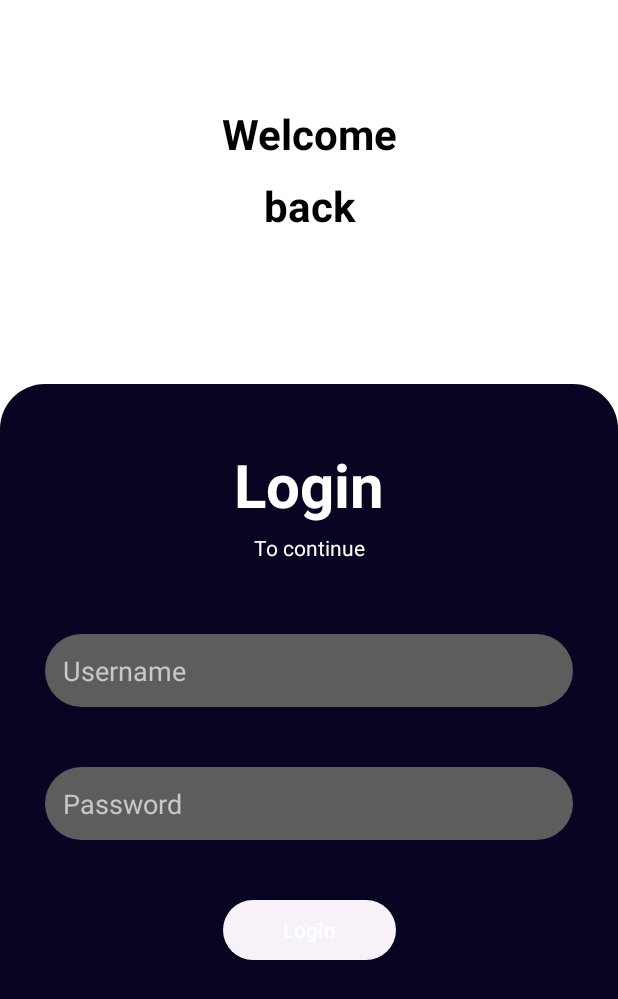
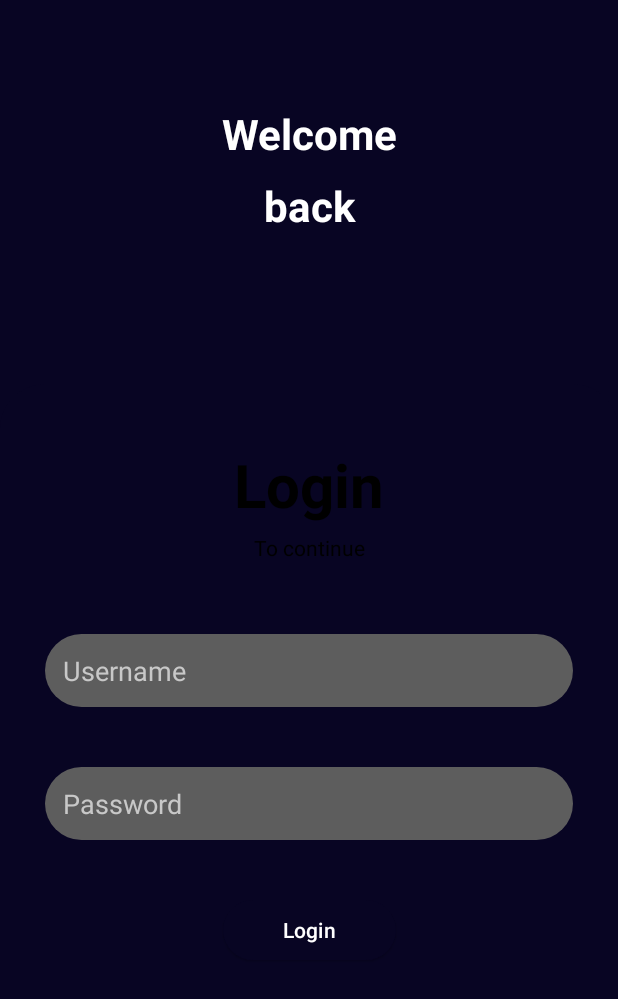
Before and after one commit to 23Mandla/MedicationTracker, an Android app: the screen it shows after launch (Login), on a phone screen of 412 x 824 dp. Shown: the top 999 px of the screen. Run offline under Robolectric (Android 15) with nearby library versions, the phone set to English and light mode, and no system bars; our stand-ins replace data binding.

Commit message:
Updated activity login UI

```diff
--- a/app/src/main/res/layout/activity_login.xml
+++ b/app/src/main/res/layout/activity_login.xml
@@ -12,7 +12,7 @@
     </data>
 
     <androidx.constraintlayout.widget.ConstraintLayout
-        android:background="@color/white"
+        android:background="@color/navy"
         android:id="@+id/main"
         android:layout_width="match_parent"
         android:layout_height="match_parent"
@@ -26,7 +26,7 @@
             android:textSize="28sp"
             android:textStyle="bold"
             android:gravity="center"
-            android:textColor="#000000"
+            android:textColor="@color/white"
             android:layout_marginTop="70dp"
             app:layout_constraintTop_toTopOf="parent"
             app:layout_constraintBottom_toTopOf="@+id/backText"
@@ -43,7 +43,7 @@
             android:textSize="28sp"
             android:textStyle="bold"
             android:gravity="center"
-            android:textColor="#000000"
+            android:textColor="@color/white"
             app:layout_constraintTop_toBottomOf="@+id/welcomeText"
             app:layout_constraintBottom_toTopOf="@+id/bottomLayout"
             app:layout_constraintStart_toStartOf="parent"
@@ -69,7 +69,7 @@
                 android:layout_height="wrap_content"
                 android:layout_marginTop="40dp"
                 android:text="Login"
-                android:textColor="@color/white"
+                android:textColor="@color/black"
                 android:textSize="40sp"
                 android:textStyle="bold"
                 app:layout_constraintEnd_toEndOf="parent"
@@ -83,7 +83,7 @@
                 android:layout_marginTop="5dp"
                 android:text="To continue"
                 android:textSize="14sp"
-                android:textColor="@color/white"
+                android:textColor="@color/black"
                 app:layout_constraintEnd_toEndOf="parent"
                 app:layout_constraintStart_toStartOf="parent"
                 app:layout_constraintTop_toBottomOf="@id/loginTitle" />
@@ -126,6 +126,7 @@
                 android:layout_width="wrap_content"
                 android:layout_height="wrap_content"
                 android:layout_marginTop="36dp"
+                android:backgroundTint="@color/navy"
                 android:text="Login"
                 android:paddingHorizontal="40dp"
                 app:layout_constraintEnd_toEndOf="parent"
```
